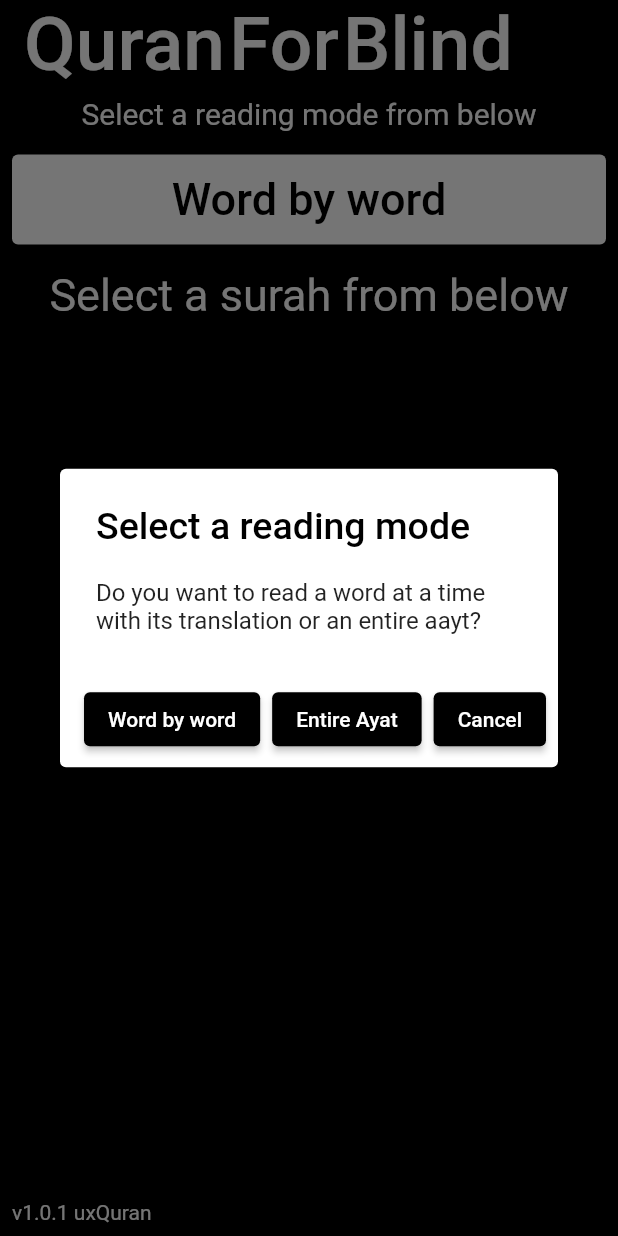
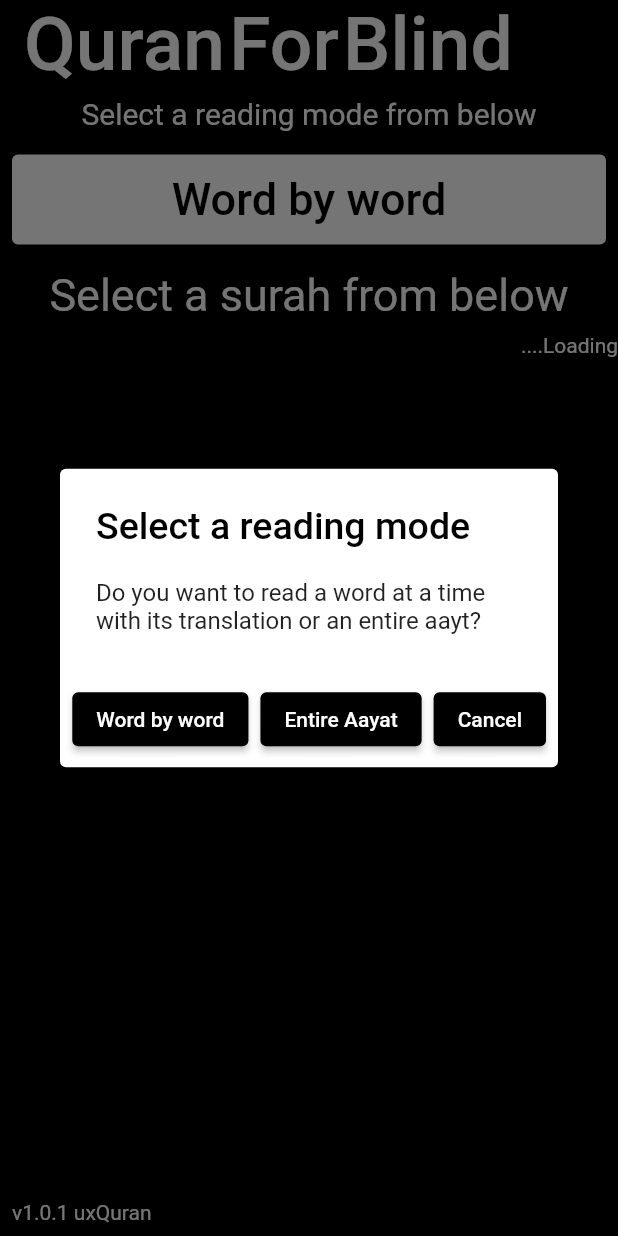
Before and after one commit to hashirabdulbasheer/quran_for_blind_app_flutter, a Flutter app: the screen it shows after launch, after a tap on "Word by word", on a phone screen of 412 x 824 dp. Run offline on Flutter 3.47's test engine with Material 2 defaults, Android fonts, the phone set to English and light mode, and no system bars; missing offline and left inert: noble_quran; Roboto replaces fonts that are missing (default).

Commit message:
fix: loading text font color

```diff
--- a/lib/screens/surah_ayat_display_screen.dart
+++ b/lib/screens/surah_ayat_display_screen.dart
@@ -52,7 +52,11 @@ class _QBSurahAyatDisplayScreenState extends State<QBSurahAyatDisplayScreen> {
               (BuildContext context, AsyncSnapshot<List<QuranAyat>> snapshot) {
             switch (snapshot.connectionState) {
               case ConnectionState.waiting:
-                return const Center(child: Text('Loading....'));
+                return const Center(
+                    child: Text(
+                  'Loading....',
+                  style: TextStyle(color: Colors.white),
+                ));
               default:
                 if (snapshot.hasError) {
                   return Center(child: Text('Error: ${snapshot.error}'));
--- a/lib/screens/surah_list_screen.dart
+++ b/lib/screens/surah_list_screen.dart
@@ -93,7 +93,10 @@ class _QBSurahListScreenState extends State<QBSurahListScreen> {
                       AsyncSnapshot<List<NQSurahTitle>> snapshot) {
                     switch (snapshot.connectionState) {
                       case ConnectionState.waiting:
-                        return const Text('Loading....');
+                        return const Text(
+                          'Loading....',
+                          style: TextStyle(color: Colors.white),
+                        );
                       default:
                         if (snapshot.hasError) {
                           return Text('Error: ${snapshot.error}');
@@ -195,7 +198,7 @@ class _QBSurahListScreenState extends State<QBSurahListScreen> {
     Widget ayatButton = ElevatedButton(
       style: ElevatedButton.styleFrom(primary: Colors.black),
       child: const Text(
-        "Entire Ayat",
+        "Entire Aayat",
         style: TextStyle(color: Colors.white),
       ),
       onPressed: () {
@@ -238,5 +241,4 @@ class _QBSurahListScreenState extends State<QBSurahListScreen> {
       },
     );
   }
-
 }
--- a/lib/screens/surah_word_display_screen.dart
+++ b/lib/screens/surah_word_display_screen.dart
@@ -50,7 +50,11 @@ class _QBSurahWordDisplayScreenState extends State<QBSurahWordDisplayScreen> {
               (BuildContext context, AsyncSnapshot<List<NQWord>> snapshot) {
             switch (snapshot.connectionState) {
               case ConnectionState.waiting:
-                return const Center(child: Text('Loading....'));
+                return const Center(
+                    child: Text(
+                  'Loading....',
+                  style: TextStyle(color: Colors.white),
+                ));
               default:
                 if (snapshot.hasError) {
                   return Center(child: Text('Error: ${snapshot.error}'));
```
